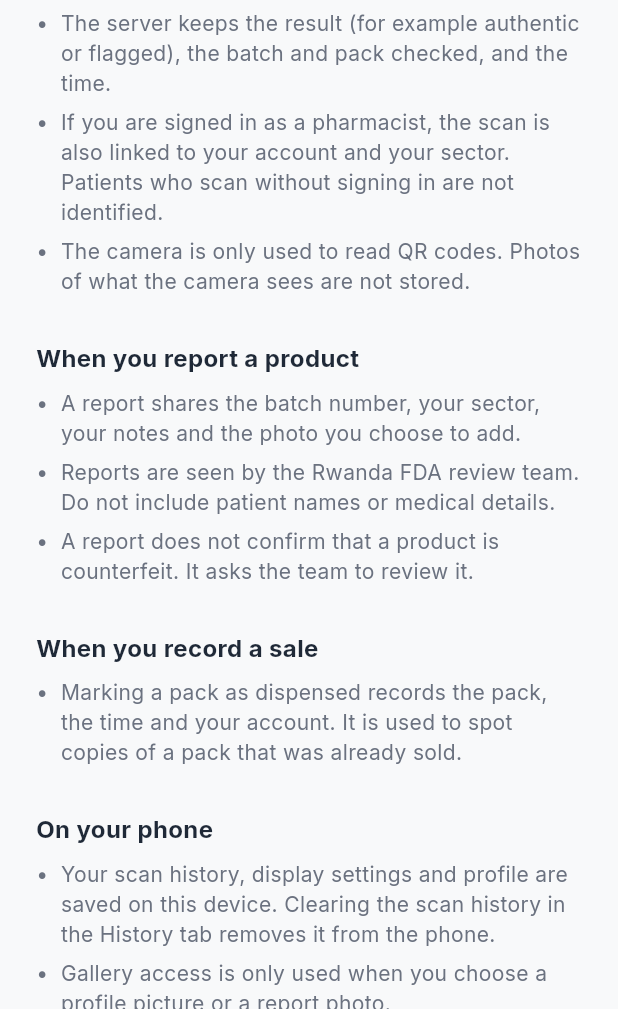
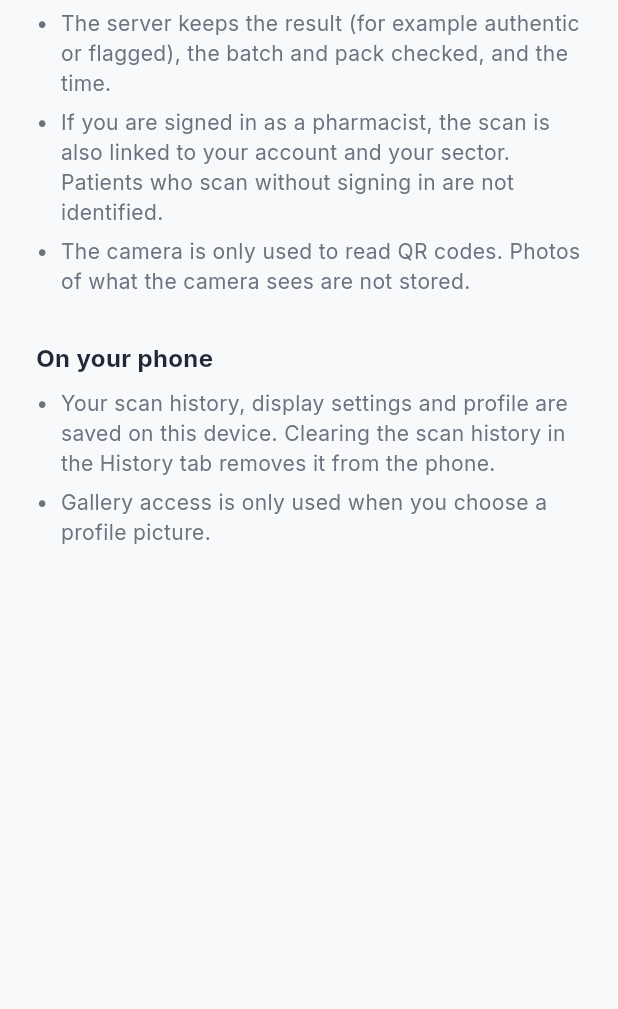
Before and after one commit to TammyBriggs/PharmaTrace, a Flutter app: the ProfileScreen screen opened directly, after a tap on "Read privacy notice", on a phone screen of 412 x 824 dp, the part 227-1236 px from its top. Run offline on Flutter 3.47's test engine with Material 3 defaults, Android fonts, the light colour scheme and no system bars; our stand-ins replace google_fonts, image_picker, shared_preferences, shimmer; missing offline and left inert: mobile_scanner; accounts and stored records are empty.

Commit message:
Hide pharmacist-only privacy sections from patients and replace the old light splash logo. show patients only camera and profile-photo consent text

```diff
--- a/pharmatrace_mobile/lib/features/profile/pharmacist_profile_screen.dart
+++ b/pharmatrace_mobile/lib/features/profile/pharmacist_profile_screen.dart
@@ -195,12 +195,15 @@ class _ProfileScreenState extends State<ProfileScreen> {
                 ),
                 const SizedBox(height: 12),
                 Text(
-                  'Camera access is used to scan packaging. '
-                  'Gallery access is used to upload reporting evidence. '
-                  'Reports share the photo, location, batch code and notes '
-                  'you choose to submit.\n\n'
-                  'Do not include patient information. Review the details '
-                  'before submitting a report.',
+                  isPharmacist
+                      ? 'Camera access is used to scan packaging. '
+                          'Gallery access is used to change your profile photo and upload reporting evidence. '
+                          'Reports share the photo, location, batch code and notes '
+                          'you choose to submit.\n\n'
+                          'Do not include patient information. Review the details '
+                          'before submitting a report.'
+                      : 'Camera access is used to scan packaging. '
+                          'Gallery access is used to change or upload profile photos.',
                   style: TextStyle(
                     color: c.textSecondary,
                     height: 1.4,
--- a/pharmatrace_mobile/lib/features/profile/privacy_notice_screen.dart
+++ b/pharmatrace_mobile/lib/features/profile/privacy_notice_screen.dart
@@ -1,4 +1,5 @@
 import 'package:flutter/material.dart';
+import '../../core/auth_manager.dart';
 import '../../core/theme.dart';
 
 /// Plain-language summary of what the app collects and why.
@@ -8,6 +9,8 @@ class PrivacyNoticeScreen extends StatelessWidget {
   @override
   Widget build(BuildContext context) {
     final c = context.colors;
+    // Reporting a product and recording a sale are pharmacist-only, so patients do not see those parts.
+    final isPharmacist = AuthManager().isPharmacist;
 
     Widget section(String title, List<String> points) {
       return Padding(
@@ -46,17 +49,21 @@ class PrivacyNoticeScreen extends StatelessWidget {
             'If you are signed in as a pharmacist, the scan is also linked to your account and your sector. Patients who scan without signing in are not identified.',
             'The camera is only used to read QR codes. Photos of what the camera sees are not stored.',
           ]),
-          section('When you report a product', [
+          if (isPharmacist)
+            section('When you report a product', [
             'A report shares the batch number, your sector, your notes and the photo you choose to add.',
             'Reports are seen by the Rwanda FDA review team. Do not include patient names or medical details.',
             'A report does not confirm that a product is counterfeit. It asks the team to review it.',
           ]),
-          section('When you record a sale', [
+          if (isPharmacist)
+            section('When you record a sale', [
             'Marking a pack as dispensed records the pack, the time and your account. It is used to spot copies of a pack that was already sold.',
           ]),
           section('On your phone', [
             'Your scan history, display settings and profile are saved on this device. Clearing the scan history in the History tab removes it from the phone.',
-            'Gallery access is only used when you choose a profile picture or a report photo.',
+            isPharmacist
+                ? 'Gallery access is only used when you choose a profile picture or a report photo.'
+                : 'Gallery access is only used when you choose a profile picture.',
           ]),
         ],
       ),
```
Also changed, not shown: pharmatrace_mobile/assets/images/splash_logo.png.
